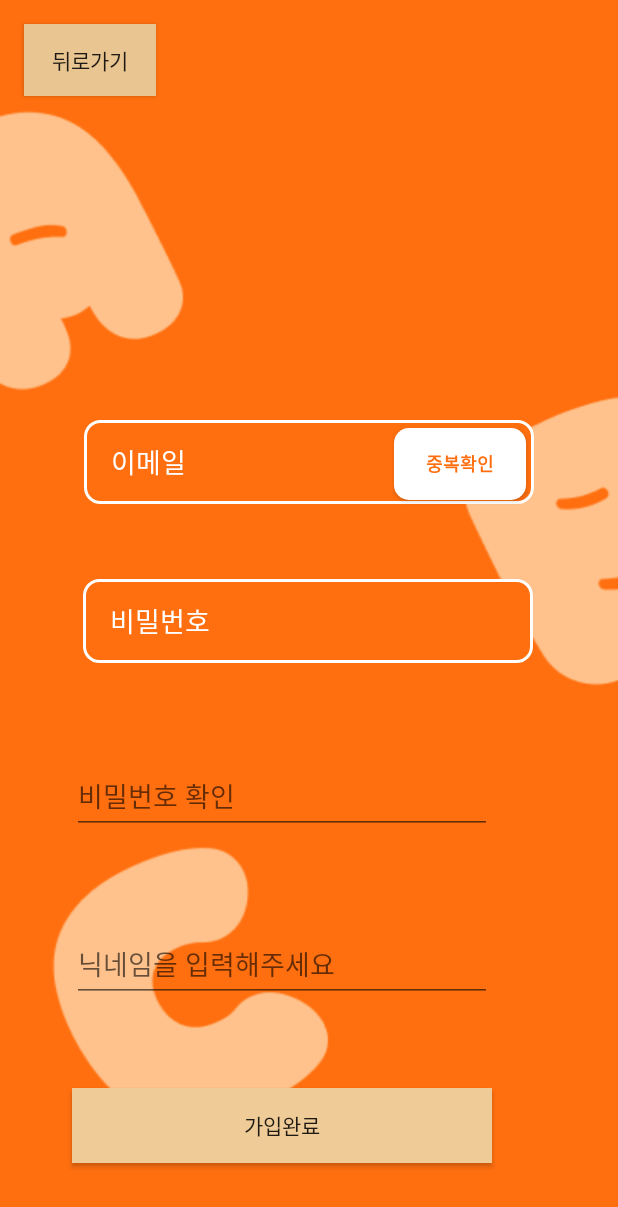
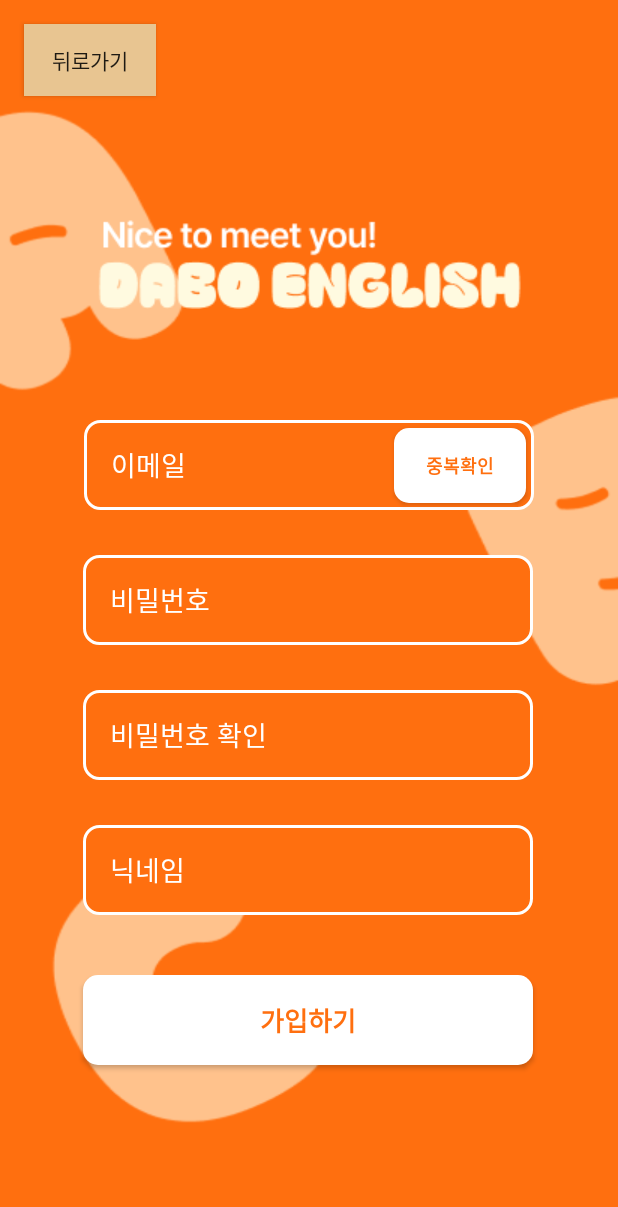
Before and after one commit to fkrdlaos/BODA, an Android app: the RegisterActivity screen opened directly, with no data from a screen before it, on a phone screen of 412 x 824 dp. Shown: the top 1207 px of the screen. Run offline under Robolectric (Android 15) with nearby library versions, the phone set to English and light mode, and no system bars; our stand-ins replace Firebase (no records; nobody signed in at launch, a user with empty details on screens opened directly).

Commit message:
24.05.13. 13:40 activity_register.xml 마무리.
*뒤로가기 버튼 UI 미완성

```diff
--- a/app/src/main/res/layout/activity_register.xml
+++ b/app/src/main/res/layout/activity_register.xml
@@ -1,5 +1,6 @@
 <?xml version="1.0" encoding="utf-8"?>
 <RelativeLayout xmlns:android="http://schemas.android.com/apk/res/android"
+    xmlns:app="http://schemas.android.com/apk/res-auto"
     xmlns:tools="http://schemas.android.com/tools"
     android:id="@+id/some_id"
     android:layout_width="match_parent"
@@ -11,7 +12,7 @@
     <EditText
         android:id="@+id/et_email"
         android:layout_width="300dp"
-        android:layout_height="56dp"
+        android:layout_height="60dp"
         android:layout_alignParentLeft="true"
         android:layout_alignParentTop="true"
         android:layout_alignParentEnd="true"
@@ -28,11 +29,11 @@
     <EditText
         android:id="@+id/et_pwd"
         android:layout_width="300dp"
-        android:layout_height="56dp"
+        android:layout_height="60dp"
         android:layout_below="@+id/et_email"
         android:layout_alignParentLeft="true"
         android:layout_marginLeft="55dp"
-        android:layout_marginTop="50dp"
+        android:layout_marginTop="30dp"
         android:background="@drawable/activity_register_edittext"
         android:hint="비밀번호"
         android:paddingStart="18dp"
@@ -41,34 +42,36 @@
 
     <EditText
         android:id="@+id/et_nickname"
-        android:layout_width="280dp"
-        android:layout_height="50dp"
+        android:layout_width="300dp"
+        android:layout_height="60dp"
         android:layout_below="@+id/et_confirm_pwd"
         android:layout_alignParentLeft="true"
-        android:layout_marginStart="48dp"
-        android:layout_marginLeft="50dp"
-        android:layout_marginTop="62dp"
-        android:ems="10"
-        android:hint="닉네임을 입력해주세요"
-        android:inputType="text" />
+        android:layout_marginLeft="55dp"
+        android:layout_marginTop="30dp"
+        android:background="@drawable/activity_register_edittext"
+        android:hint="닉네임"
+        android:paddingStart="18dp"
+        android:textColorHint="#FFFFFF"
+        android:inputType="textPassword" />
 
     <EditText
         android:id="@+id/et_confirm_pwd"
-        android:layout_width="280dp"
-        android:layout_height="50dp"
+        android:layout_width="300dp"
+        android:layout_height="60dp"
         android:layout_below="@+id/et_pwd"
         android:layout_alignParentLeft="true"
-        android:layout_marginStart="48dp"
-        android:layout_marginLeft="67dp"
-        android:layout_marginTop="64dp"
-        android:ems="10"
+        android:layout_marginLeft="55dp"
+        android:layout_marginTop="30dp"
+        android:background="@drawable/activity_register_edittext"
         android:hint="비밀번호 확인"
+        android:paddingStart="18dp"
+        android:textColorHint="#FFFFFF"
         android:inputType="textPassword" />
 
     <Button
         android:id="@+id/btn_check"
         android:layout_width="wrap_content"
-        android:layout_height="wrap_content"
+        android:layout_height="50dp"
         android:layout_alignTop="@+id/et_email"
         android:layout_alignParentEnd="true"
         android:layout_marginTop="5dp"
@@ -81,15 +84,16 @@
 
     <Button
         android:id="@+id/btn_register"
-        android:layout_width="280dp"
-        android:layout_height="50dp"
+        android:layout_width="300dp"
+        android:layout_height="60dp"
         android:layout_below="@+id/et_nickname"
-        android:layout_alignParentLeft="true"
-        android:layout_marginStart="48dp"
-        android:layout_marginLeft="58dp"
-        android:layout_marginTop="57dp"
-        android:background="#EFCB97"
-        android:text="가입완료" />
+        android:layout_marginStart="55dp"
+        android:layout_marginTop="40dp"
+        android:background="@drawable/activity_register_check"
+        android:text="가입하기"
+        android:textColor="#FF6F0F"
+        android:textSize="17dp"
+        android:textStyle="bold" />
 
     <Button
         android:id="@+id/button"
@@ -102,4 +106,17 @@
         android:layout_marginStart="16dp"
         android:layout_marginTop="16dp" />
 
+    <ImageView
+        android:id="@+id/title_rg"
+        android:layout_width="wrap_content"
+        android:layout_height="wrap_content"
+        android:layout_alignParentLeft="true"
+        android:layout_alignParentTop="true"
+        android:layout_alignParentEnd="true"
+        android:layout_marginLeft="64dp"
+        android:layout_marginTop="144dp"
+        android:layout_marginEnd="64dp"
+        app:srcCompat="@drawable/ti1" />
+
+
 </RelativeLayout>
```
